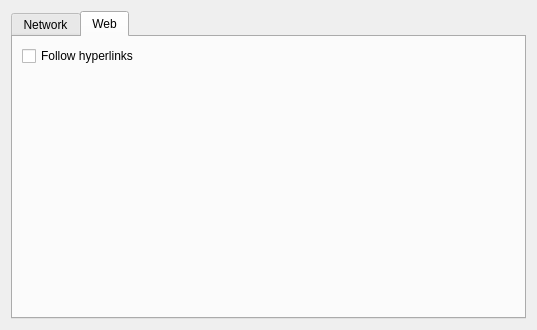
This is src/librssguard/gui/settings/settingsnetwork.ui in martinrotter/rssguard as Qt 5 draws it before an edit. The edited form follows.
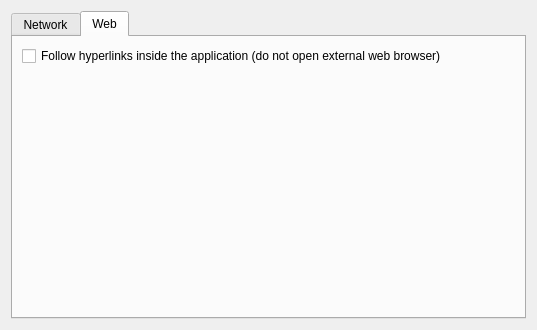
This is the edited form. The open tabs and pages were chosen to show the change.

```diff
--- a/src/librssguard/gui/settings/settingsnetwork.ui
+++ b/src/librssguard/gui/settings/settingsnetwork.ui
@@ -48,7 +48,7 @@
        <item row="0" column="0" colspan="2">
         <widget class="QCheckBox" name="m_cbFollowHyperlinks">
          <property name="text">
-          <string>Follow hyperlinks</string>
+          <string>Follow hyperlinks inside the application (do not open external web browser)</string>
          </property>
         </widget>
        </item>
```
